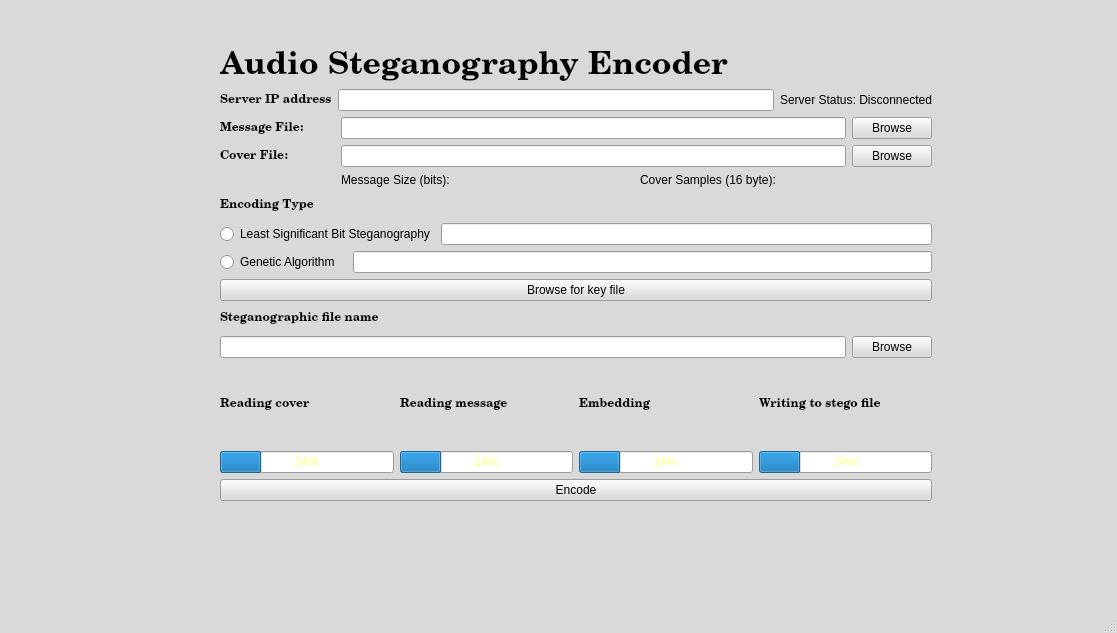
First picture: the form in src/ClientGUI.ui, repository jrgouws16/Audio-Steganograpy, before the edit.
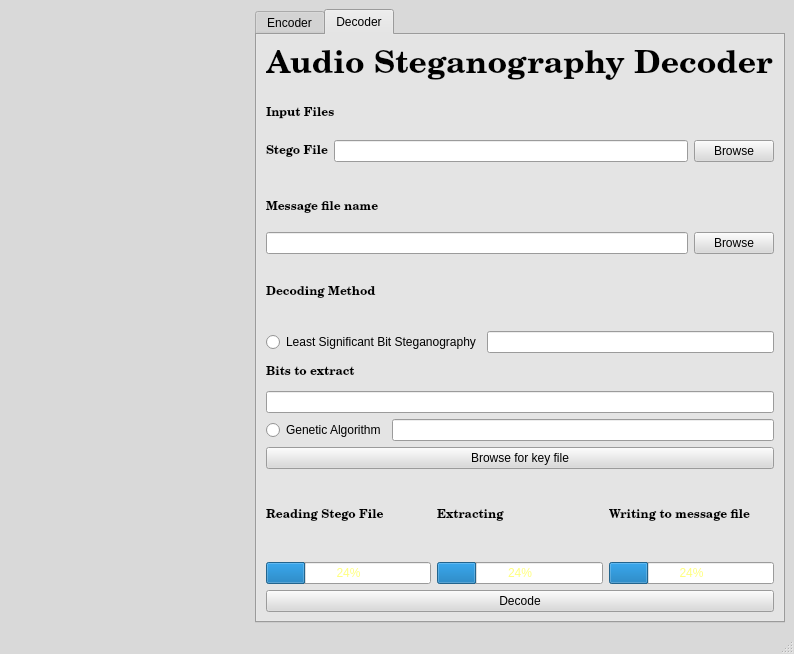
Second picture: the form after the edit. The open tabs and pages were chosen to show the change.

Commit message: Success in creating threaded server able to serve multiple clients.

```diff
--- a/src/ClientGUI.ui
+++ b/src/ClientGUI.ui
@@ -6,8 +6,8 @@
    <rect>
     <x>0</x>
     <y>0</y>
-    <width>1117</width>
-    <height>633</height>
+    <width>794</width>
+    <height>654</height>
    </rect>
   </property>
   <property name="palette">
@@ -435,16 +435,35 @@
    <enum>QTabWidget::Rounded</enum>
   </property>
   <widget class="QWidget" name="centralwidget">
-   <widget class="QWidget" name="layoutWidget">
-    <property name="geometry">
-     <rect>
-      <x>220</x>
-      <y>50</y>
-      <width>712</width>
-      <height>451</height>
-     </rect>
-    </property>
-    <layout class="QVBoxLayout" name="verticalLayout_4">
+   <layout class="QVBoxLayout" name="verticalLayout_2">
+    <item>
+     <layout class="QHBoxLayout" name="horizontalLayout_11">
+      <item>
+       <spacer name="horizontalSpacer">
+        <property name="orientation">
+         <enum>Qt::Horizontal</enum>
+        </property>
+        <property name="sizeHint" stdset="0">
+         <size>
+          <width>58</width>
+          <height>20</height>
+         </size>
+        </property>
+       </spacer>
+      </item>
+      <item>
+       <widget class="QTabWidget" name="tabWidget">
+        <property name="tabShape">
+         <enum>QTabWidget::Rounded</enum>
+        </property>
+        <property name="currentIndex">
+         <number>0</number>
+        </property>
+        <widget class="QWidget" name="tab">
+         <attribute name="title">
+          <string>Encoder</string>
+         </attribute>
+         <layout class="QHBoxLayout" name="horizontalLayout_10">
      <item>
       <layout class="QVBoxLayout" name="verticalLayout">
        <item>
@@ -500,7 +519,7 @@
         </widget>
        </item>
        <item>
-        <layout class="QHBoxLayout" name="horizontalLayout_11">
+             <layout class="QHBoxLayout" name="horizontalLayout">
          <item>
           <widget class="QLabel" name="label_type_5">
            <property name="font">
@@ -511,7 +530,7 @@
             </font>
            </property>
            <property name="text">
-            <string>Server IP address</string>
+                 <string>Server IP address      </string>
            </property>
           </widget>
          </item>
@@ -523,6 +542,35 @@
           </widget>
          </item>
          <item>
+               <layout class="QHBoxLayout" name="horizontalLayout_14">
+                <item>
+                 <widget class="QLabel" name="label_type_12">
+                  <property name="font">
+                   <font>
+                    <family>Century Schoolbook L</family>
+                    <weight>75</weight>
+                    <bold>true</bold>
+                   </font>
+                  </property>
+                  <property name="text">
+                   <string>Port to connect           </string>
+                  </property>
+                 </widget>
+                </item>
+                <item>
+                 <widget class="QLineEdit" name="lineEdit_server_port">
+                  <property name="text">
+                   <string/>
+                  </property>
+                 </widget>
+                </item>
+               </layout>
+              </item>
+             </layout>
+            </item>
+            <item>
+             <layout class="QHBoxLayout" name="horizontalLayout_15">
+              <item>
           <widget class="QLabel" name="label_server_status">
            <property name="font">
             <font>
@@ -532,15 +580,22 @@
             </font>
            </property>
            <property name="text">
-            <string>Server Status: Disconnected</string>
+                 <string>Status: Disconnected</string>
+                </property>
+               </widget>
+              </item>
+              <item>
+               <widget class="QPushButton" name="pushButton_connect">
+                <property name="text">
+                 <string>Connect</string>
            </property>
           </widget>
          </item>
         </layout>
        </item>
        <item>
-        <layout class="QFormLayout" name="formLayout">
-         <item row="0" column="0">
+             <layout class="QHBoxLayout" name="horizontalLayout_2">
+              <item>
           <widget class="QLabel" name="label_type_3">
            <property name="font">
             <font>
@@ -550,11 +605,29 @@
             </font>
            </property>
            <property name="text">
-            <string>Message File:         </string>
+                 <string>Message File:               </string>
            </property>
           </widget>
          </item>
-         <item row="1" column="0">
+              <item>
+               <widget class="QLineEdit" name="lineEdit_message">
+                <property name="text">
+                 <string/>
+                </property>
+               </widget>
+              </item>
+              <item>
+               <widget class="QPushButton" name="pushButton_browse_message">
+                <property name="text">
+                 <string>Browse</string>
+                </property>
+               </widget>
+              </item>
+             </layout>
+            </item>
+            <item>
+             <layout class="QHBoxLayout" name="horizontalLayout_4">
+              <item>
           <widget class="QLabel" name="label_type_4">
            <property name="font">
             <font>
@@ -564,11 +637,27 @@
             </font>
            </property>
            <property name="text">
-            <string>Cover File:</string>
+                 <string>Cover File:                     </string>
            </property>
           </widget>
          </item>
-         <item row="2" column="1">
+              <item>
+               <widget class="QLineEdit" name="lineEdit_cover">
+                <property name="text">
+                 <string/>
+                </property>
+               </widget>
+              </item>
+              <item>
+               <widget class="QPushButton" name="pushButton_browse_cover">
+                <property name="text">
+                 <string>Browse</string>
+                </property>
+               </widget>
+              </item>
+             </layout>
+            </item>
+            <item>
           <layout class="QHBoxLayout" name="horizontalLayout_3">
            <item>
             <widget class="QLabel" name="label_msg_size">
@@ -586,48 +675,6 @@
            </item>
           </layout>
          </item>
-         <item row="0" column="1">
-          <layout class="QHBoxLayout" name="horizontalLayout_4">
-           <item>
-            <widget class="QLineEdit" name="lineEdit_message">
-             <property name="text">
-              <string/>
-             </property>
-            </widget>
-           </item>
-           <item>
-            <widget class="QPushButton" name="pushButton_browse_message">
-             <property name="text">
-              <string>Browse</string>
-             </property>
-            </widget>
-           </item>
-          </layout>
-         </item>
-         <item row="1" column="1">
-          <layout class="QHBoxLayout" name="horizontalLayout_5">
-           <item>
-            <widget class="QLineEdit" name="lineEdit_cover">
-             <property name="text">
-              <string/>
-             </property>
-            </widget>
-           </item>
-           <item>
-            <widget class="QPushButton" name="pushButton_browse_cover">
-             <property name="text">
-              <string>Browse</string>
-             </property>
-            </widget>
-           </item>
-          </layout>
-         </item>
-        </layout>
-       </item>
-      </layout>
-     </item>
-     <item>
-      <layout class="QVBoxLayout" name="verticalLayout_2">
        <item>
         <widget class="QLabel" name="label_type">
          <property name="font">
@@ -643,13 +690,9 @@
         </widget>
        </item>
        <item>
-        <layout class="QVBoxLayout" name="verticalLayout_6">
+             <layout class="QHBoxLayout" name="horizontalLayout_5">
          <item>
-          <layout class="QVBoxLayout" name="verticalLayout_5">
-           <item>
-            <layout class="QHBoxLayout" name="horizontalLayout_9">
-             <item>
-              <widget class="QRadioButton" name="radioButton_LSB">
+               <widget class="QRadioButton" name="radioButton_DWT">
                <property name="palette">
                 <palette>
                  <active>
@@ -688,14 +731,12 @@
                 </palette>
                </property>
                <property name="text">
-                <string>Least Significant Bit Steganography</string>
+                 <string>Haar DWT transform</string>
                </property>
               </widget>
              </item>
              <item>
-              <layout class="QHBoxLayout" name="horizontalLayout_8">
-               <item>
-                <widget class="QLineEdit" name="lineEdit_LSB_nr">
+               <widget class="QLineEdit" name="lineEdit_OBH">
                  <property name="enabled">
                   <bool>true</bool>
                  </property>
@@ -706,14 +747,12 @@
                </item>
               </layout>
              </item>
-            </layout>
-           </item>
            <item>
-            <layout class="QHBoxLayout" name="horizontalLayout_10">
+             <layout class="QHBoxLayout" name="horizontalLayout_6">
              <item>
               <widget class="QRadioButton" name="radioButton_GA">
                <property name="text">
-                <string>Genetic Algorithm  </string>
+                 <string>Genetic Algorithm     </string>
                </property>
               </widget>
              </item>
@@ -726,8 +765,6 @@
              </item>
             </layout>
            </item>
-          </layout>
-         </item>
          <item>
           <widget class="QPushButton" name="pushButton_browse_key">
            <property name="text">
@@ -735,8 +772,6 @@
            </property>
           </widget>
          </item>
-        </layout>
-       </item>
        <item>
         <widget class="QLabel" name="label_type_6">
          <property name="font">
@@ -751,11 +786,6 @@
          </property>
         </widget>
        </item>
-      </layout>
-     </item>
-     <item>
-      <layout class="QHBoxLayout" name="horizontalLayout_6"/>
-     </item>
      <item>
       <layout class="QHBoxLayout" name="horizontalLayout_7">
        <item>
@@ -775,9 +805,60 @@
       </layout>
      </item>
      <item>
-      <layout class="QVBoxLayout" name="verticalLayout_3">
+             <layout class="QHBoxLayout" name="horizontalLayout_12">
        <item>
-        <layout class="QHBoxLayout" name="horizontalLayout_2">
+               <widget class="QLabel" name="label_type_11">
+                <property name="font">
+                 <font>
+                  <family>Century Schoolbook L</family>
+                  <weight>75</weight>
+                  <bold>true</bold>
+                 </font>
+                </property>
+                <property name="text">
+                 <string>Stego File Receiver:</string>
+                </property>
+               </widget>
+              </item>
+              <item>
+               <widget class="QCheckBox" name="checkBox_oeer">
+                <property name="text">
+                 <string>Send to peer</string>
+                </property>
+               </widget>
+              </item>
+              <item>
+               <widget class="QCheckBox" name="checkBox_local">
+                <property name="text">
+                 <string>Return to me</string>
+                </property>
+               </widget>
+              </item>
+             </layout>
+            </item>
+            <item>
+             <layout class="QHBoxLayout" name="horizontalLayout_13">
+              <item>
+               <widget class="QLabel" name="label_type_receiver_IP">
+                <property name="font">
+                 <font>
+                  <family>Century Schoolbook L</family>
+                  <weight>75</weight>
+                  <bold>true</bold>
+                 </font>
+                </property>
+                <property name="text">
+                 <string>Receiver IP address :</string>
+                </property>
+               </widget>
+              </item>
+              <item>
+               <widget class="QLineEdit" name="lineEdit_receiver_IP"/>
+              </item>
+             </layout>
+            </item>
+            <item>
+             <layout class="QHBoxLayout" name="horizontalLayout_8">
          <item>
           <widget class="QLabel" name="label_type_9">
            <property name="font">
@@ -837,7 +918,7 @@
         </layout>
        </item>
        <item>
-        <layout class="QHBoxLayout" name="horizontalLayout">
+             <layout class="QHBoxLayout" name="horizontalLayout_9">
          <item>
           <widget class="QProgressBar" name="progressBar_reading">
            <property name="value">
@@ -879,6 +960,303 @@
      </item>
     </layout>
    </widget>
+        <widget class="QWidget" name="tab_2">
+         <attribute name="title">
+          <string>Decoder</string>
+         </attribute>
+         <layout class="QVBoxLayout" name="verticalLayout_23">
+          <item>
+           <layout class="QVBoxLayout" name="verticalLayout_13">
+            <item>
+             <layout class="QVBoxLayout" name="verticalLayout_14">
+              <item>
+               <widget class="QLabel" name="label_title_3">
+                <property name="font">
+                 <font>
+                  <family>Century Schoolbook L</family>
+                  <pointsize>24</pointsize>
+                  <weight>75</weight>
+                  <bold>true</bold>
+                 </font>
+                </property>
+                <property name="text">
+                 <string>Audio Steganography Decoder</string>
+                </property>
+               </widget>
+              </item>
+              <item>
+               <widget class="QLabel" name="label_type_19">
+                <property name="font">
+                 <font>
+                  <family>Century Schoolbook L</family>
+                  <weight>75</weight>
+                  <bold>true</bold>
+                 </font>
+                </property>
+                <property name="text">
+                 <string>Input Files</string>
+                </property>
+               </widget>
+              </item>
+              <item>
+               <layout class="QFormLayout" name="formLayout_3">
+                <item row="0" column="0">
+                 <widget class="QLabel" name="label_type_20">
+                  <property name="font">
+                   <font>
+                    <family>Century Schoolbook L</family>
+                    <weight>75</weight>
+                    <bold>true</bold>
+                   </font>
+                  </property>
+                  <property name="text">
+                   <string>Stego File</string>
+                  </property>
+                 </widget>
+                </item>
+                <item row="0" column="1">
+                 <layout class="QHBoxLayout" name="horizontalLayout_23">
+                  <item>
+                   <widget class="QLineEdit" name="lineEdit_stego">
+                    <property name="text">
+                     <string/>
+                    </property>
+                   </widget>
+                  </item>
+                  <item>
+                   <widget class="QPushButton" name="pushButton_browse_stego_3">
+                    <property name="text">
+                     <string>Browse</string>
+                    </property>
+                   </widget>
+                  </item>
+                 </layout>
+                </item>
+               </layout>
+              </item>
+             </layout>
+            </item>
+            <item>
+             <layout class="QVBoxLayout" name="verticalLayout_15">
+              <item>
+               <layout class="QVBoxLayout" name="verticalLayout_16">
+                <item>
+                 <widget class="QLabel" name="label_type_21">
+                  <property name="font">
+                   <font>
+                    <family>Century Schoolbook L</family>
+                    <weight>75</weight>
+                    <bold>true</bold>
+                   </font>
+                  </property>
+                  <property name="text">
+                   <string>Message file name</string>
+                  </property>
+                 </widget>
+                </item>
+                <item>
+                 <layout class="QHBoxLayout" name="horizontalLayout_24">
+                  <item>
+                   <widget class="QLineEdit" name="lineEdit_msgname">
+                    <property name="text">
+                     <string/>
+                    </property>
+                   </widget>
+                  </item>
+                  <item>
+                   <widget class="QPushButton" name="pushButton_browse_message_3">
+                    <property name="text">
+                     <string>Browse</string>
+                    </property>
+                   </widget>
+                  </item>
+                 </layout>
+                </item>
+               </layout>
+              </item>
+              <item>
+               <widget class="QLabel" name="label_type_22">
+                <property name="font">
+                 <font>
+                  <family>Century Schoolbook L</family>
+                  <weight>75</weight>
+                  <bold>true</bold>
+                 </font>
+                </property>
+                <property name="text">
+                 <string>Decoding Method</string>
+                </property>
+               </widget>
+              </item>
+             </layout>
+            </item>
+            <item>
+             <layout class="QVBoxLayout" name="verticalLayout_17">
+              <item>
+               <layout class="QVBoxLayout" name="verticalLayout_18">
+                <item>
+                 <layout class="QHBoxLayout" name="horizontalLayout_25">
+                  <item>
+                   <widget class="QRadioButton" name="radioButton_LSB_3">
+                    <property name="text">
+                     <string>Least Significant Bit Steganography</string>
+                    </property>
+                   </widget>
+                  </item>
+                  <item>
+                   <widget class="QLineEdit" name="lineEdit_LSB_nr_3"/>
+                  </item>
+                 </layout>
+                </item>
+                <item>
+                 <widget class="QLabel" name="label_bits_to_extract">
+                  <property name="font">
+                   <font>
+                    <family>Century Schoolbook L</family>
+                    <weight>75</weight>
+                    <bold>true</bold>
+                   </font>
+                  </property>
+                  <property name="text">
+                   <string>Bits to extract</string>
+                  </property>
+                 </widget>
+                </item>
+                <item>
+                 <widget class="QLineEdit" name="lineEdit_bits_to_extract">
+                  <property name="text">
+                   <string/>
+                  </property>
+                 </widget>
+                </item>
+                <item>
+                 <layout class="QHBoxLayout" name="horizontalLayout_26">
+                  <item>
+                   <widget class="QRadioButton" name="radioButton_GA_3">
+                    <property name="text">
+                     <string>Genetic Algorithm</string>
+                    </property>
+                   </widget>
+                  </item>
+                  <item>
+                   <widget class="QLineEdit" name="lineEdit_GA_key_3"/>
+                  </item>
+                 </layout>
+                </item>
+               </layout>
+              </item>
+              <item>
+               <widget class="QPushButton" name="pushButton_browse_key_3">
+                <property name="text">
+                 <string>Browse for key file</string>
+                </property>
+               </widget>
+              </item>
+             </layout>
+            </item>
+            <item>
+             <layout class="QHBoxLayout" name="horizontalLayout_27">
+              <item>
+               <layout class="QVBoxLayout" name="verticalLayout_19">
+                <item>
+                 <layout class="QHBoxLayout" name="horizontalLayout_28">
+                  <item>
+                   <layout class="QVBoxLayout" name="verticalLayout_20">
+                    <item>
+                     <widget class="QLabel" name="label_type_23">
+                      <property name="font">
+                       <font>
+                        <family>Century Schoolbook L</family>
+                        <weight>75</weight>
+                        <bold>true</bold>
+                       </font>
+                      </property>
+                      <property name="text">
+                       <string>Reading Stego File</string>
+                      </property>
+                     </widget>
+                    </item>
+                    <item>
+                     <widget class="QProgressBar" name="progressBar_reading_3">
+                      <property name="value">
+                       <number>24</number>
+                      </property>
+                     </widget>
+                    </item>
+                   </layout>
+                  </item>
+                  <item>
+                   <layout class="QVBoxLayout" name="verticalLayout_21">
+                    <item>
+                     <widget class="QLabel" name="label_type_24">
+                      <property name="font">
+                       <font>
+                        <family>Century Schoolbook L</family>
+                        <weight>75</weight>
+                        <bold>true</bold>
+                       </font>
+                      </property>
+                      <property name="text">
+                       <string>Extracting</string>
+                      </property>
+                     </widget>
+                    </item>
+                    <item>
+                     <widget class="QProgressBar" name="progressBar_extracting">
+                      <property name="value">
+                       <number>24</number>
+                      </property>
+                     </widget>
+                    </item>
+                   </layout>
+                  </item>
+                  <item>
+                   <layout class="QVBoxLayout" name="verticalLayout_22">
+                    <item>
+                     <widget class="QLabel" name="label_type_25">
+                      <property name="font">
+                       <font>
+                        <family>Century Schoolbook L</family>
+                        <weight>75</weight>
+                        <bold>true</bold>
+                       </font>
+                      </property>
+                      <property name="text">
+                       <string>Writing to message file</string>
+                      </property>
+                     </widget>
+                    </item>
+                    <item>
+                     <widget class="QProgressBar" name="progressBar_writing_3">
+                      <property name="value">
+                       <number>24</number>
+                      </property>
+                     </widget>
+                    </item>
+                   </layout>
+                  </item>
+                 </layout>
+                </item>
+                <item>
+                 <widget class="QPushButton" name="pushButton_decode">
+                  <property name="text">
+                   <string>Decode</string>
+                  </property>
+                 </widget>
+                </item>
+               </layout>
+              </item>
+             </layout>
+            </item>
+           </layout>
+          </item>
+         </layout>
+        </widget>
+       </widget>
+      </item>
+     </layout>
+    </item>
+   </layout>
   </widget>
   <widget class="QMenuBar" name="menubar">
    <property name="geometry">
```
Left out of the diff: 266 changed lines with no effect on the pictures. Lines whose indentation alone changed are shown as unchanged. The commit also changes 6 other files.
